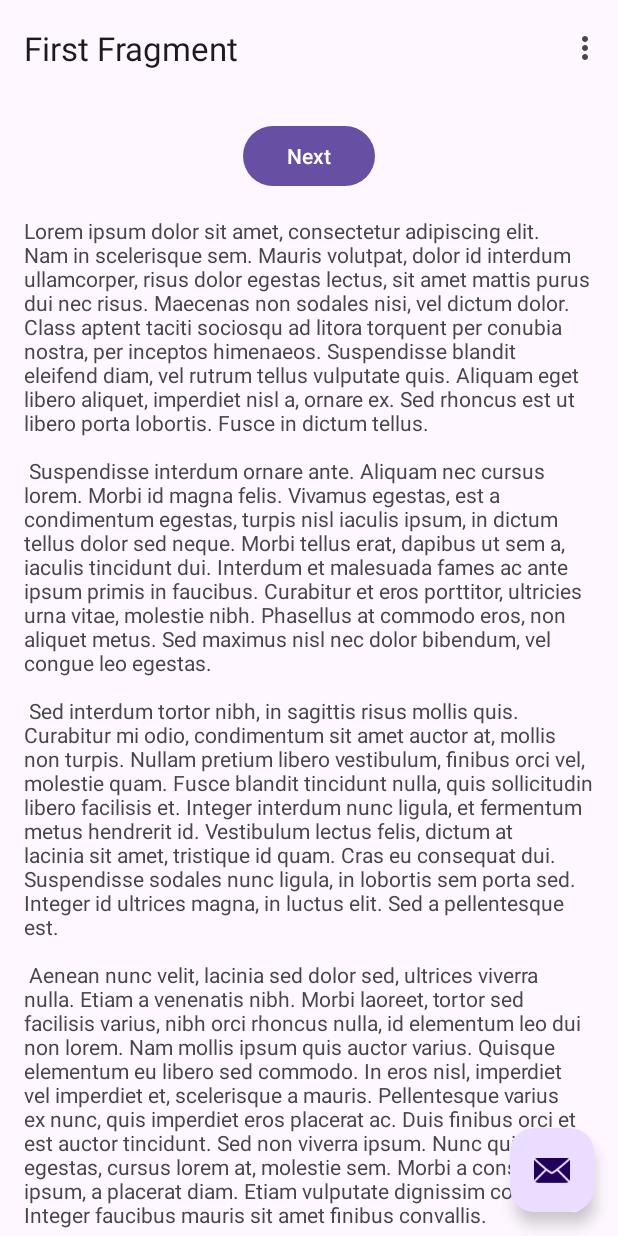
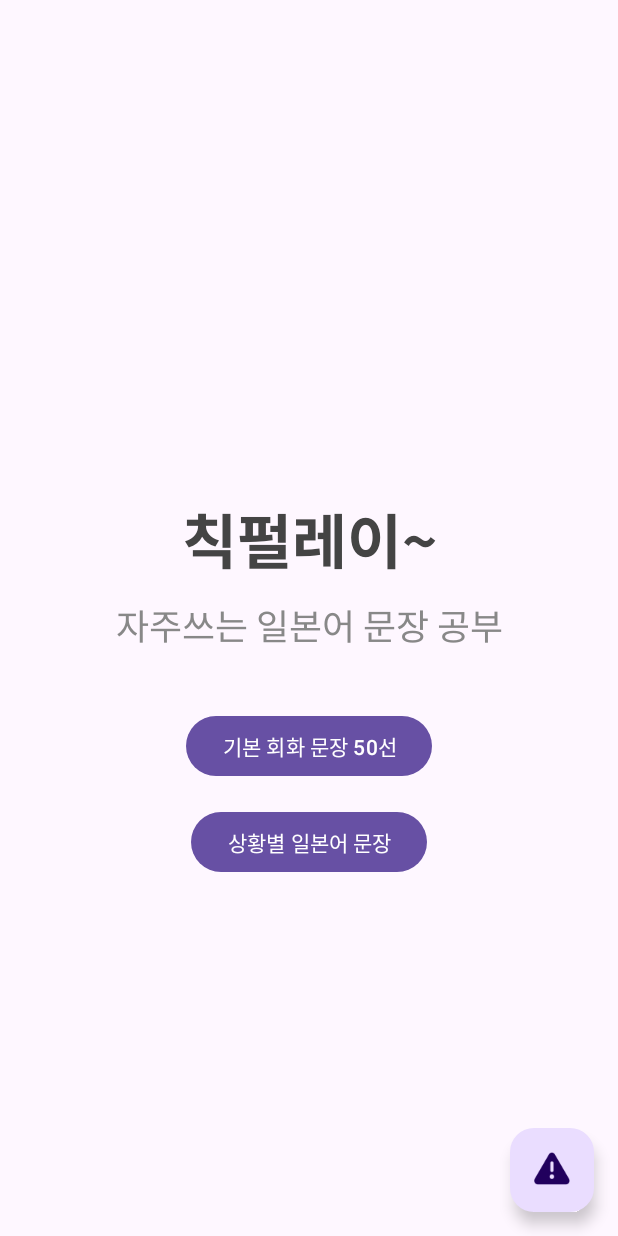
Before and after one commit to JuneMyoung-Lee/MyJapaneseNoteRepository, an Android app: the screen it shows after launch (MainActivity), on a phone screen of 412 x 824 dp. Run offline under Robolectric (Android 15) with nearby library versions, the phone set to English and light mode, and no system bars; our stand-ins replace navigation-ui.

Commit message:
FirstFragment 수정

```diff
--- a/app/src/main/java/com/example/myjapanesenoteapplication/FirstFragment.kt
+++ b/app/src/main/java/com/example/myjapanesenoteapplication/FirstFragment.kt
@@ -5,6 +5,7 @@ import androidx.fragment.app.Fragment
 import android.view.LayoutInflater
 import android.view.View
 import android.view.ViewGroup
+import android.widget.Toast
 import androidx.navigation.fragment.findNavController
 import com.example.myjapanesenoteapplication.databinding.FragmentFirstBinding
 
@@ -19,6 +20,8 @@ class FirstFragment : Fragment() {
     // onDestroyView.
     private val binding get() = _binding!!
 
+    private var toast : Toast? = null
+
     override fun onCreateView(
         inflater: LayoutInflater, container: ViewGroup?,
         savedInstanceState: Bundle?
@@ -32,8 +35,18 @@ class FirstFragment : Fragment() {
     override fun onViewCreated(view: View, savedInstanceState: Bundle?) {
         super.onViewCreated(view, savedInstanceState)
 
-        binding.buttonFirst.setOnClickListener {
-            findNavController().navigate(R.id.action_FirstFragment_to_SecondFragment)
+        with(binding) {
+            buttonFirst.setOnClickListener {
+                findNavController().navigate(R.id.action_FirstFragment_to_SecondFragment)
+            }
+            buttonSecond.setOnClickListener {
+                requireActivity().runOnUiThread {
+                    toast?.cancel()
+
+                    toast = Toast.makeText(requireContext(), "추가 개발 예정", Toast.LENGTH_SHORT)
+                    toast?.show()
+                }
+            }
         }
     }
 
--- a/app/src/main/java/com/example/myjapanesenoteapplication/MainActivity.kt
+++ b/app/src/main/java/com/example/myjapanesenoteapplication/MainActivity.kt
@@ -10,13 +10,17 @@ import androidx.navigation.ui.navigateUp
 import androidx.navigation.ui.setupActionBarWithNavController
 import android.view.Menu
 import android.view.MenuItem
+import android.widget.Toast
 import androidx.core.splashscreen.SplashScreen.Companion.installSplashScreen
 import com.example.myjapanesenoteapplication.databinding.ActivityMainBinding
+import kotlin.system.exitProcess
 
 class MainActivity : AppCompatActivity() {
 
     private lateinit var appBarConfiguration: AppBarConfiguration
     private lateinit var binding: ActivityMainBinding
+
+    private var lastBackPressedTime = 0L
 
     override fun onCreate(savedInstanceState: Bundle?) {
         WindowCompat.setDecorFitsSystemWindows(window, false)
@@ -26,32 +30,13 @@ class MainActivity : AppCompatActivity() {
         binding = ActivityMainBinding.inflate(layoutInflater)
         setContentView(binding.root)
 
-        setSupportActionBar(binding.toolbar)
-
         val navController = findNavController(R.id.nav_host_fragment_content_main)
         appBarConfiguration = AppBarConfiguration(navController.graph)
-        setupActionBarWithNavController(navController, appBarConfiguration)
 
         binding.fab.setOnClickListener { view ->
-            Snackbar.make(view, "Replace with your own action", Snackbar.LENGTH_LONG)
+            Snackbar.make(view, "김동현 찌끄레기년", Snackbar.LENGTH_SHORT)
                 .setAnchorView(R.id.fab)
                 .setAction("Action", null).show()
-        }
-    }
-
-    override fun onCreateOptionsMenu(menu: Menu): Boolean {
-        // Inflate the menu; this adds items to the action bar if it is present.
-        menuInflater.inflate(R.menu.menu_main, menu)
-        return true
-    }
-
-    override fun onOptionsItemSelected(item: MenuItem): Boolean {
-        // Handle action bar item clicks here. The action bar will
-        // automatically handle clicks on the Home/Up button, so long
-        // as you specify a parent activity in AndroidManifest.xml.
-        return when (item.itemId) {
-            R.id.action_settings -> true
-            else -> super.onOptionsItemSelected(item)
         }
     }
 
@@ -60,4 +45,27 @@ class MainActivity : AppCompatActivity() {
         return navController.navigateUp(appBarConfiguration)
                 || super.onSupportNavigateUp()
     }
+
+    override fun onBackPressed() {
+
+        if (!onBackPressedDispatcher.hasEnabledCallbacks()) {
+
+            val currentTime = System.currentTimeMillis()
+            val diffTime = currentTime - lastBackPressedTime
+
+            if (diffTime in 0..2000) {
+                systemFinish()
+            } else {
+                Toast.makeText(this, "'이전' 버튼을 한 번 더 누르면 종료 됩니다.", Toast.LENGTH_SHORT).show()
+            }
+            lastBackPressedTime = currentTime
+        } else {
+            super.onBackPressed()
+        }
+    }
+
+    private fun systemFinish() {
+        finishAffinity()
+        exitProcess(0)
+    }
 }
--- a/app/src/main/res/layout/activity_main.xml
+++ b/app/src/main/res/layout/activity_main.xml
@@ -6,18 +6,6 @@
     android:layout_height="match_parent"
     android:fitsSystemWindows="true"
     tools:context=".MainActivity">
-
-    <com.google.android.material.appbar.AppBarLayout
-        android:layout_width="match_parent"
-        android:layout_height="wrap_content"
-        android:fitsSystemWindows="true">
-
-        <com.google.android.material.appbar.MaterialToolbar
-            android:id="@+id/toolbar"
-            android:layout_width="match_parent"
-            android:layout_height="?attr/actionBarSize" />
-
-    </com.google.android.material.appbar.AppBarLayout>
 
     <include layout="@layout/content_main" />
 
@@ -28,6 +16,6 @@
         android:layout_gravity="bottom|end"
         android:layout_marginEnd="@dimen/fab_margin"
         android:layout_marginBottom="16dp"
-        app:srcCompat="@android:drawable/ic_dialog_email" />
+        app:srcCompat="@android:drawable/ic_dialog_alert" />
 
 </androidx.coordinatorlayout.widget.CoordinatorLayout>
--- a/app/src/main/res/layout/content_main.xml
+++ b/app/src/main/res/layout/content_main.xml
@@ -16,4 +16,5 @@
         app:layout_constraintStart_toStartOf="parent"
         app:layout_constraintTop_toTopOf="parent"
         app:navGraph="@navigation/nav_graph" />
+
 </androidx.constraintlayout.widget.ConstraintLayout>
--- a/app/src/main/res/layout/fragment_first.xml
+++ b/app/src/main/res/layout/fragment_first.xml
@@ -1,36 +1,53 @@
 <?xml version="1.0" encoding="utf-8"?>
-<androidx.core.widget.NestedScrollView xmlns:android="http://schemas.android.com/apk/res/android"
+<androidx.constraintlayout.widget.ConstraintLayout xmlns:android="http://schemas.android.com/apk/res/android"
     xmlns:app="http://schemas.android.com/apk/res-auto"
     xmlns:tools="http://schemas.android.com/tools"
     android:layout_width="match_parent"
     android:layout_height="match_parent"
     tools:context=".FirstFragment">
 
-    <androidx.constraintlayout.widget.ConstraintLayout
-        android:layout_width="match_parent"
-        android:layout_height="match_parent"
-        android:padding="16dp">
+    <TextView
+        android:id="@+id/titleText"
+        style="@style/black_bold_title_40_pt_center"
+        android:layout_width="wrap_content"
+        android:layout_height="wrap_content"
+        android:layout_marginBottom="100dp"
+        android:text="칙펄레이~"
+        app:layout_constraintBottom_toBottomOf="parent"
+        app:layout_constraintEnd_toEndOf="parent"
+        app:layout_constraintStart_toStartOf="parent"
+        app:layout_constraintTop_toTopOf="parent" />
+
+    <TextView
+        android:id="@+id/subTitleText"
+        style="@style/black_medium_title_24_pt_center"
+        android:layout_width="wrap_content"
+        android:layout_height="wrap_content"
+        android:textColor="@color/ui_03"
+        android:layout_marginTop="16dp"
+        android:text="자주쓰는 일본어 문장 공부"
+        app:layout_constraintTop_toBottomOf="@+id/titleText"
+        app:layout_constraintEnd_toEndOf="parent"
+        app:layout_constraintStart_toStartOf="parent" />
 
     <Button
         android:id="@+id/button_first"
         android:layout_width="wrap_content"
         android:layout_height="wrap_content"
-            android:text="@string/next"
-            app:layout_constraintBottom_toTopOf="@id/textview_first"
+        android:text="기본 회화 문장 50선"
+        android:layout_marginTop="40dp"
+        app:layout_constraintTop_toBottomOf="@+id/subTitleText"
         app:layout_constraintEnd_toEndOf="parent"
-            app:layout_constraintStart_toStartOf="parent"
-            app:layout_constraintTop_toTopOf="parent" />
-        />
+        app:layout_constraintStart_toStartOf="parent" />
 
-        <TextView
-            android:id="@+id/textview_first"
+    <Button
+        android:id="@+id/button_second"
         android:layout_width="wrap_content"
         android:layout_height="wrap_content"
+        android:text="상황별 일본어 문장"
         android:layout_marginTop="16dp"
-            android:text="@string/lorem_ipsum"
-            app:layout_constraintBottom_toBottomOf="parent"
+        app:layout_constraintTop_toBottomOf="@+id/button_first"
         app:layout_constraintEnd_toEndOf="parent"
-            app:layout_constraintStart_toStartOf="parent"
-            app:layout_constraintTop_toBottomOf="@id/button_first" />
+        app:layout_constraintStart_toStartOf="parent" />
+
 </androidx.constraintlayout.widget.ConstraintLayout>
-</androidx.core.widget.NestedScrollView>
--- a/app/src/main/res/values/colors.xml
+++ b/app/src/main/res/values/colors.xml
@@ -2,4 +2,10 @@
 <resources>
     <color name="black">#FF000000</color>
     <color name="white">#FFFFFFFF</color>
+    <color name="ui_02">#444444</color>
+    <color name="ui_03">#888888</color>
+    <color name="primary_01_text_color">#4373f4</color>
+    <color name="search_type_ae89f4_color">#ae89f4</color>
+    <color name="search_subway_80499c_color">#80499c</color>
+    <color name="search_subway_8936e0_color">#8936e0</color>
 </resources>
--- a/app/src/main/res/values/styles.xml
+++ b/app/src/main/res/values/styles.xml
@@ -5,7 +5,31 @@
         <item name="windowSplashScreenBackground">@android:color/background_light</item>
         <item name="windowSplashScreenAnimatedIcon">@drawable/splash_icon</item>
         <item name="windowSplashScreenAnimationDuration">1000</item>
-        <item name="android:windowSplashScreenBrandingImage" tools:targetApi="s">@drawable/splash_branding</item>
         <item name="postSplashScreenTheme">@style/Theme.MyJapaneseNoteApplication</item>
     </style>
+
+    <!-- Texts styles -->
+    <style name="basic_text_style" parent="@android:style/TextAppearance">
+        <item name="android:includeFontPadding">false</item>
+        <item name="android:gravity">center_vertical</item>
+        <item name="android:lineSpacingExtra">0dp</item>
+        <item name="firstBaselineToTopHeight">0dp</item>
+        <item name="autoSizeTextType">none</item>
+    </style>
+
+    <style parent="@style/basic_text_style" name="black_bold_title_40_pt_center">
+        <item name="android:fontFamily">@font/spoqa_han_sans_neo_bold</item>
+        <item name="android:textSize">40dp</item>
+        <item name="android:gravity">center_horizontal</item>
+        <item name="android:lineHeight">48dp</item>
+        <item name="android:textColor">@color/ui_02</item>
+    </style>
+
+    <style parent="@style/basic_text_style" name="black_medium_title_24_pt_center">
+        <item name="android:fontFamily">@font/spoqa_han_sans_neo_regular</item>
+        <item name="android:textSize">24dp</item>
+        <item name="android:gravity">center_horizontal</item>
+        <item name="android:lineHeight">32dp</item>
+        <item name="android:textColor">@color/ui_02</item>
+    </style>
 </resources>
```
Also changed, not shown: app/src/main/res/font/spoqa_han_sans_neo_bold.otf (added), app/src/main/res/font/spoqa_han_sans_neo_light.otf (added), app/src/main/res/font/spoqa_han_sans_neo_regular.otf (added), app/src/main/res/font/spoqa_han_sans_neo_thin.otf (added). Lines whose indentation alone changed are shown as unchanged.
